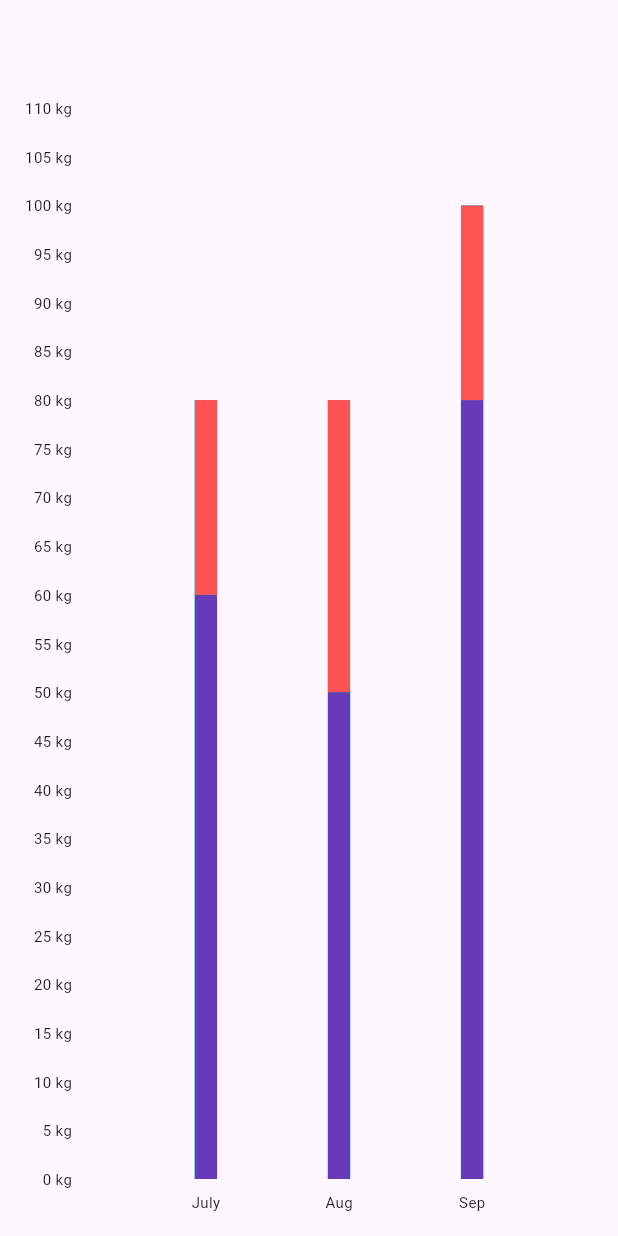
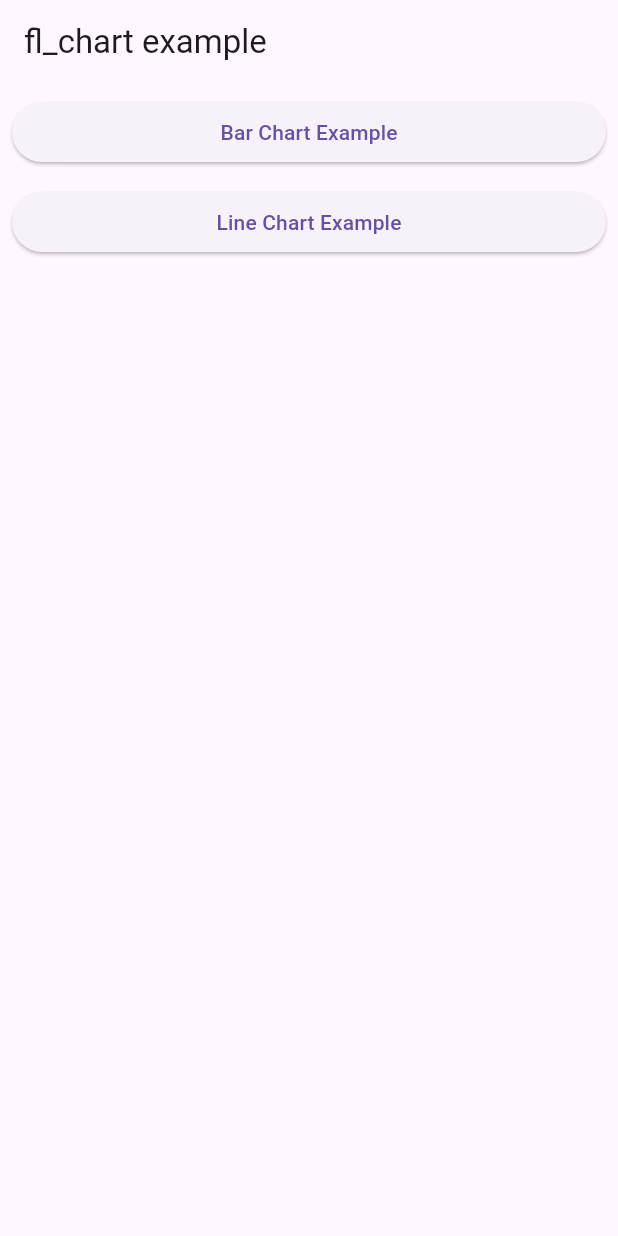
Before and after one commit to qwq140/flutter-flchart-example, a Flutter app: the screen it shows after launch, on a phone screen of 412 x 824 dp. Run offline on Flutter 3.47's test engine with Material 3 defaults, Android fonts, the phone set to English and light mode, and no system bars; drawn by our look-alikes of fl_chart; our stand-ins replace google_fonts.

Commit message:
선 그래프 연습

```diff
--- a/lib/bar_chart_example.dart
+++ b/lib/bar_chart_example.dart
@@ -14,6 +14,9 @@
           BarChartData(
             barTouchData: BarTouchData(
               enabled: true,
+              touchTooltipData: BarTouchTooltipData(
+
+              )
             ),
             maxY: 110, // y축 최대값
             barGroups: [
@@ -43,7 +46,7 @@
               ),
             ),
             gridData: FlGridData(
-              show: false,
+              show: false
             ),
             // TODO 테두리
             borderData: FlBorderData(
--- /dev/null
+++ b/lib/home_page.dart
@@ -0,0 +1,45 @@
+import 'package:chart_example/bar_chart_example.dart';
+import 'package:chart_example/line_chart_example.dart';
+import 'package:flutter/material.dart';
+
+class HomePage extends StatelessWidget {
+  const HomePage({super.key});
+
+  @override
+  Widget build(BuildContext context) {
+    return Scaffold(
+      appBar: AppBar(title: Text('fl_chart example')),
+      body: SingleChildScrollView(
+        padding: EdgeInsets.all(8),
+        child: Column(
+          crossAxisAlignment: CrossAxisAlignment.stretch,
+          children: [
+            ElevatedButton(
+              onPressed: () {
+                Navigator.push(
+                  context,
+                  MaterialPageRoute(
+                    builder: (context) => BarChartExample(),
+                  ),
+                );
+              },
+              child: Text('Bar Chart Example'),
+            ),
+            SizedBox(height: 12),
+            ElevatedButton(
+              onPressed: () {
+                Navigator.push(
+                  context,
+                  MaterialPageRoute(
+                    builder: (context) => LineChartExample(),
+                  ),
+                );
+              },
+              child: Text('Line Chart Example'),
+            ),
+          ],
+        ),
+      ),
+    );
+  }
+}
--- a/lib/main.dart
+++ b/lib/main.dart
@@ -1,4 +1,5 @@
 import 'package:chart_example/bar_chart_example.dart';
+import 'package:chart_example/home_page.dart';
 import 'package:flutter/material.dart';
 import 'package:google_fonts/google_fonts.dart';
 
@@ -17,7 +18,7 @@
       theme: ThemeData(
         useMaterial3: true,
       ),
-      home: const BarChartExample(),
+      home: const HomePage(),
     );
   }
 }
```
Also changed, not shown: lib/line_chart_example.dart (added, +75 -0 lines).
